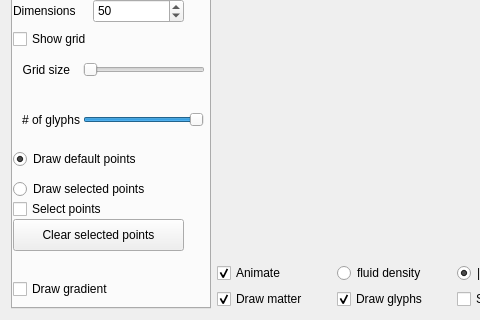
First picture: the form in window.ui, repository npklein/scientific_visualization, before the edit; both pictures show x 0 to 480 and y 308 to 628 of the 701 by 628 pixel window.
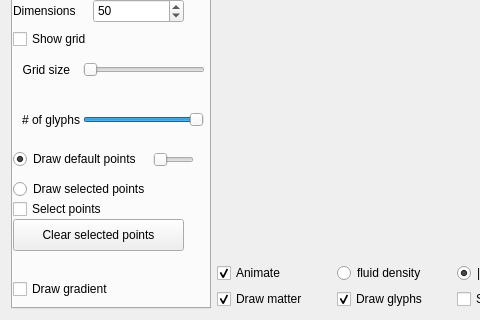
Second picture: the form after the edit. The open tabs and pages were chosen to show the change. Custom widgets are drawn as their Qt base class.

The edit to the form file:
```diff
--- a/window.ui
+++ b/window.ui
@@ -787,6 +787,25 @@
         <string>Clear selected points</string>
        </property>
       </widget>
+      <widget class="QSlider" name="horizontalSlider">
+       <property name="geometry">
+        <rect>
+         <x>140</x>
+         <y>420</y>
+         <width>41</width>
+         <height>22</height>
+        </rect>
+       </property>
+       <property name="minimum">
+        <number>1</number>
+       </property>
+       <property name="maximum">
+        <number>10</number>
+       </property>
+       <property name="orientation">
+        <enum>Qt::Horizontal</enum>
+       </property>
+      </widget>
      </widget>
      <widget class="QWidget" name="streamlines">
       <attribute name="title">
```
Left out of the diff: 19 changed lines with no effect on the pictures.
